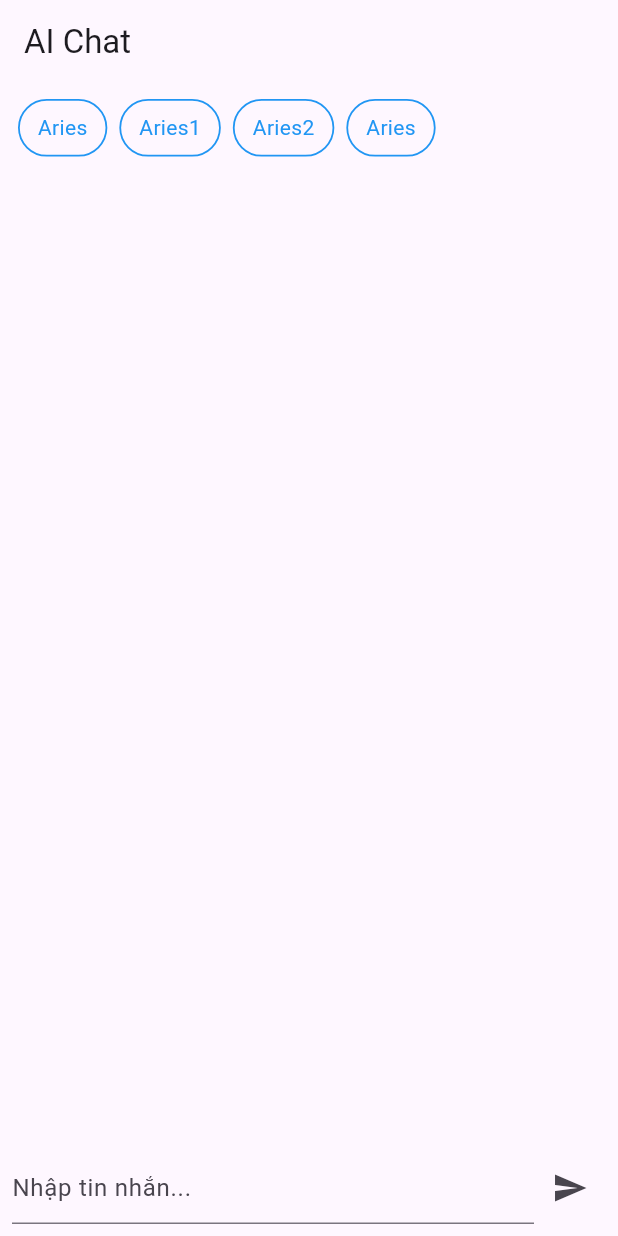
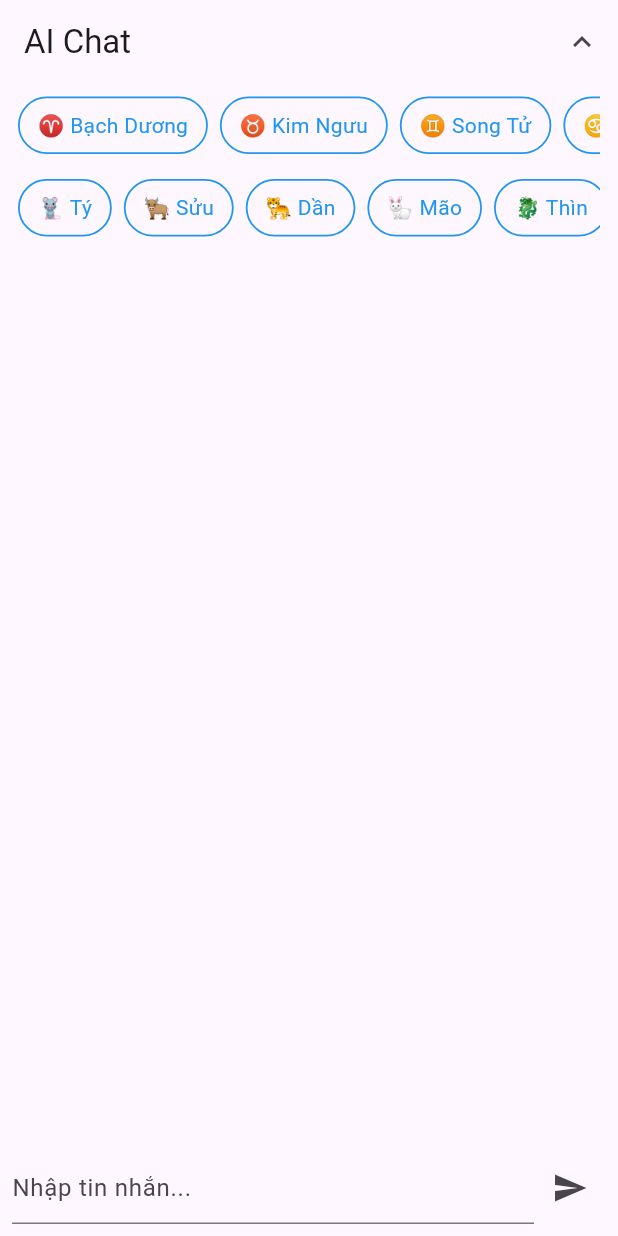
Before and after one commit to vickygaugau/newtuvi, a Flutter app: the screen it shows after launch, on a phone screen of 412 x 824 dp. Run offline on Flutter 3.47's test engine with Material 3 defaults, Android fonts, the phone set to English and light mode, and no system bars; our stand-ins replace flutter_svg; missing offline and left inert: lunar_calendar_plus.

Commit message:
class _ChatPageState extends State<ChatPage> { -  final List<String> options = ["Aries", "Aries1", "Aries2", "Aries"]; -  ScrollController _scrollController = ScrollController(); +  final List<EnumCungHoangDao> listCungHoangDao = EnumCungHoangDao.values; +  final List<Enum12ConGiap> listConGiap = Enum12ConGiap.values;

```diff
--- /dev/null
+++ b/sieutuvi/lib/AI/TuVi/chinese_horoscope_service.dart
@@ -0,0 +1,65 @@
+import 'dart:convert';
+import 'package:http/http.dart' as http;
+import 'package:sieutuvi/AI/ai_provider.dart';
+
+import '../ai_service.dart';
+
+class ChineseHoroscopeService {
+  static Future<Map<String, dynamic>> fetchRawChineseHoroscope(
+    String sign,
+  ) async {
+    final url = Uri.parse(
+      "https://divineapi.com/api/1.0/get_chinese_horoscope.php",
+    );
+
+    final params = {
+      "date": DateTime.now().toString(),
+      "sign": "TIGER",
+      "api_key": "AIzaSyDaGmWKa4JsXZ-HjGw7ISLn_3namBGewQe",
+      "timezone": 7.0,
+    };
+
+    final response = await http.post(
+      url,
+      headers: {"Content-Type": "application/x-www-form-urlencoded"},
+      body: jsonEncode(params),
+    );
+
+    if (response.statusCode != 200) {
+      throw Exception("Lỗi khi fetch tử vi: ${response.body}");
+    }
+
+    return jsonDecode(response.body);
+  }
+
+  /// Gửi dữ liệu tử vi thô vào GPT để viết lại tiếng Việt
+  static String generateVietnameseChineseHoroscope(
+    Map<String, dynamic> rawData,
+    String sign,
+  ) {
+    final prompt =
+        """
+Bạn là chuyên gia viết tử vi Việt Nam.
+
+Dữ liệu tử vi gốc cho con giáp $sign:
+${jsonEncode(rawData)}
+
+Hãy viết đoạn tử vi 120–180 từ bằng tiếng Việt, chia thành:
+- Tổng quan
+- Công việc & tài chính
+- Tình cảm
+- Lời khuyên
+
+Phong cách nhẹ nhàng, tích cực. Không nhắc đến API hay dữ liệu đầu vào.
+""";
+
+    return prompt;
+  }
+
+  /// Hàm tổng hợp: Fetch dữ liệu → gửi GPT → trả về tử vi tiếng Việt
+  static Future<String> getChineseHoroscopeVI(String sign) async {
+    final raw = await fetchRawChineseHoroscope(sign);
+    final promt = generateVietnameseChineseHoroscope(raw, sign);
+    return promt;
+  }
+}
--- a/sieutuvi/lib/AI/ai_service.dart
+++ b/sieutuvi/lib/AI/ai_service.dart
@@ -3,7 +3,7 @@ import 'package:http/http.dart' as http;
 
 class AIService {
   static const _apiKey =
-      "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";
+      "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";
   static String get apiKey => _apiKey;
 
   static const String _url = "https://api.openai.com/v1/chat/completions";
--- a/sieutuvi/lib/AI/chat_page.dart
+++ b/sieutuvi/lib/AI/chat_page.dart
@@ -1,6 +1,7 @@
 import 'package:flutter/material.dart';
 import 'package:provider/provider.dart';
 import 'package:sieutuvi/AI/TuVi/horoscope_service.dart';
+import 'package:sieutuvi/models/cunghoangdao_model.dart';
 
 import 'ai_provider.dart';
 import 'chat_provider.dart';
@@ -13,9 +14,10 @@ class ChatPage extends StatefulWidget {
 }
 
 class _ChatPageState extends State<ChatPage> {
-  final List<String> options = ["Aries", "Aries1", "Aries2", "Aries"];
+  final List<EnumCungHoangDao> listCungHoangDao = EnumCungHoangDao.values;
+  final List<Enum12ConGiap> listConGiap = Enum12ConGiap.values;
+
   ScrollController _scrollController = ScrollController();
-
   final TextEditingController _controller = TextEditingController();
 
   void _onSend() {
@@ -37,10 +39,30 @@ class _ChatPageState extends State<ChatPage> {
     });
 
     return Scaffold(
-      appBar: AppBar(title: const Text("AI Chat")),
+      appBar: AppBar(
+        title: const Text("AI Chat"),
+        actions: [
+          IconButton(
+            icon: Icon(
+              chat.isOptionsVisible
+                  ? Icons.keyboard_arrow_up
+                  : Icons.keyboard_arrow_down,
+            ),
+            onPressed: () {
+              chat.updateOptionVisible();
+            },
+          ),
+        ],
+      ),
       body: Column(
         children: [
-          _createRowOption(),
+          if (chat.isOptionsVisible)
+            Column(
+              children: [
+                _createRowHoroscopeOption(),
+                _createRowChineseHoroscopeOption(),
+              ],
+            ),
 
           Expanded(
             child: ListView.builder(
@@ -112,32 +134,84 @@ class _ChatPageState extends State<ChatPage> {
     );
   }
 
-  Widget _createRowOption() {
+  Widget _createRowHoroscopeOption() {
     return Container(
-      padding: const EdgeInsets.symmetric(horizontal: 12, vertical: 10),
-      alignment: Alignment.centerLeft,
-      child: Wrap(
-        spacing: 8,
-        runSpacing: 8,
-        children: options.map((op) {
-          return GestureDetector(
-            onTap: () => _onOptionTap(op),
+      padding: const EdgeInsets.symmetric(horizontal: 12, vertical: 0),
+      height: 55, // chiều cao cố định để scroll ngang
+      child: SingleChildScrollView(
+        scrollDirection: Axis.horizontal,
+        child: Row(
+          children: listCungHoangDao.map((op) {
+            return Padding(
+              padding: const EdgeInsets.only(
+                right: 8,
+              ), // spacing giữa các option
+              child: GestureDetector(
+                onTap: () => _onOptionHoroscopeTap(op),
                 child: Container(
-              padding: const EdgeInsets.symmetric(horizontal: 12, vertical: 8),
+                  padding: const EdgeInsets.symmetric(
+                    horizontal: 12,
+                    vertical: 8,
+                  ),
                   decoration: BoxDecoration(
                     borderRadius: BorderRadius.circular(20),
                     border: Border.all(color: Colors.blue, width: 1.2),
                   ),
-              child: Text(op, style: const TextStyle(color: Colors.blue)),
+                  child: Text(
+                    op.vnName,
+                    style: const TextStyle(color: Colors.blue),
+                  ),
+                ),
               ),
             );
           }).toList(),
         ),
+      ),
     );
   }
 
-  void _onOptionTap(String option) {
+  Widget _createRowChineseHoroscopeOption() {
+    return Container(
+      padding: const EdgeInsets.symmetric(horizontal: 12, vertical: 0),
+      height: 55, // chiều cao cố định để scroll ngang
+      child: SingleChildScrollView(
+        scrollDirection: Axis.horizontal,
+        child: Row(
+          children: listConGiap.map((op) {
+            return Padding(
+              padding: const EdgeInsets.only(
+                right: 8,
+              ), // spacing giữa các option
+              child: GestureDetector(
+                onTap: () => _onOptionChineseHoroscopeTap(op),
+                child: Container(
+                  padding: const EdgeInsets.symmetric(
+                    horizontal: 12,
+                    vertical: 8,
+                  ),
+                  decoration: BoxDecoration(
+                    borderRadius: BorderRadius.circular(20),
+                    border: Border.all(color: Colors.blue, width: 1.2),
+                  ),
+                  child: Text(
+                    op.vnName,
+                    style: const TextStyle(color: Colors.blue),
+                  ),
+                ),
+              ),
+            );
+          }).toList(),
+        ),
+      ),
+    );
+  }
+
+  void _onOptionHoroscopeTap(EnumCungHoangDao option) {
     context.read<ChatProvider>().sendHoroscope(option);
+  }
+
+  void _onOptionChineseHoroscopeTap(Enum12ConGiap option) {
+    context.read<ChatProvider>().sendChineseHoroscope(option);
   }
 
   void _scrollToBottom() {
--- a/sieutuvi/lib/models/cunghoangdao_model.dart
+++ b/sieutuvi/lib/models/cunghoangdao_model.dart
@@ -1 +1,41 @@
-class CungHoangDaoModel {}
+enum EnumCungHoangDao {
+  bachDuong("Aries", "♈ Bạch Dương", "Tử vi hằng ngày cung Bạch Dương"),
+  kimNguu("Taurus", "♉ Kim Ngưu", "Tử vi hằng ngày cung Kim Ngưu"),
+  songTu("Gemini", "♊ Song Tử", "Tử vi hằng ngày cung Song Tử"),
+  cuGiai("Cancer", "♋ Cự Giải", "Tử vi hằng ngày cung Cự Giải"),
+  suTu("Leo", "♌ Sư Tử", "Tử vi hằng ngày cung Sư Tử"),
+  xuNu("Virgo", "♍ Xử Nữ", "Tử vi hằng ngày cung Xử Nữ"),
+  thienBinh("Libra", "♎ Thiên Bình", "Tử vi hằng ngày cung Thiên Bình"),
+  boCap("Scorpio", "♏ Bọ Cạp", "Tử vi hằng ngày cung Bọ Cạp"),
+  nhanMa("Sagittarius", "♐ Nhân Mã", "Tử vi hằng ngày cung Nhân Mã"),
+  maKet("Capricorn", "♑ Ma Kết", "Tử vi hằng ngày cung Ma Kết"),
+  baoBinh("Aquarius", "♒ Bảo Bình", "Tử vi hằng ngày cung Bảo Bình"),
+  songNgu("Pisces", "♓ Song Ngư", "Tử vi hằng ngày cung Song Ngư");
+
+  final String name;
+  final String vnName;
+  final String prompt;
+
+  const EnumCungHoangDao(this.name, this.vnName, this.prompt);
+}
+
+enum Enum12ConGiap {
+  ty("Rat", "🐀 Tý", "Tử vi hằng ngày tuổi Tý"),
+  suu("Ox", "🐂 Sửu", "Tử vi hằng ngày tuổi Sửu"),
+  dan("Tiger", "🐅 Dần", "Tử vi hằng ngày tuổi Dần"),
+  mao("Rabbit", "🐇 Mão", "Tử vi hằng ngày tuổi Mão"),
+  thin("Dragon", "🐉 Thìn", "Tử vi hằng ngày tuổi Thìn"),
+  tyMui("Snake", "🐍 Tỵ", "Tử vi hằng ngày tuổi Tỵ"),
+  ngo("Horse", "🐎 Ngọ", "Tử vi hằng ngày tuổi Ngọ"),
+  mui("Goat", "🐐 Mùi", "Tử vi hằng ngày tuổi Mùi"),
+  than("Monkey", "🐒 Thân", "Tử vi hằng ngày tuổi Thân"),
+  dau("Rooster", "🐓 Dậu", "Tử vi hằng ngày tuổi Dậu"),
+  tuat("Dog", "🐕 Tuất", "Tử vi hằng ngày tuổi Tuất"),
+  hoi("Pig", "🐖 Hợi", "Tử vi hằng ngày tuổi Hợi");
+
+  final String name; // Tên tiếng Anh
+  final String vnName; // Tên tiếng Việt
+  final String prompt; // Text prompt
+
+  const Enum12ConGiap(this.name, this.vnName, this.prompt);
+}
```
Also changed, not shown: sieutuvi/lib/AI/chat_provider.dart (+42 -4 lines). Lines whose indentation alone changed are shown as unchanged.
